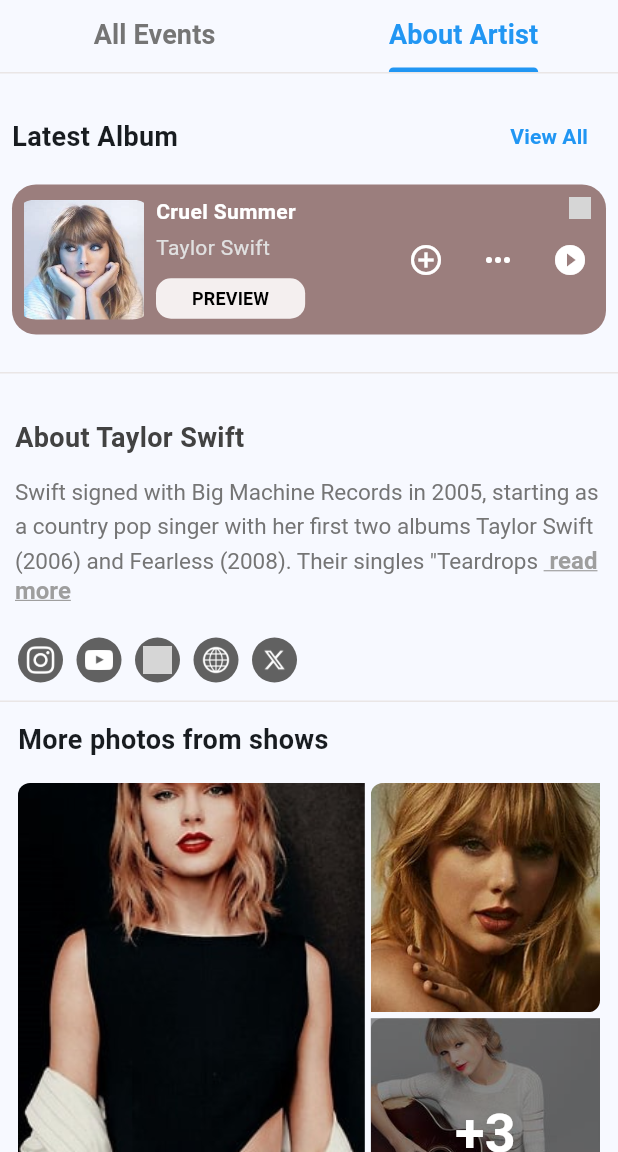
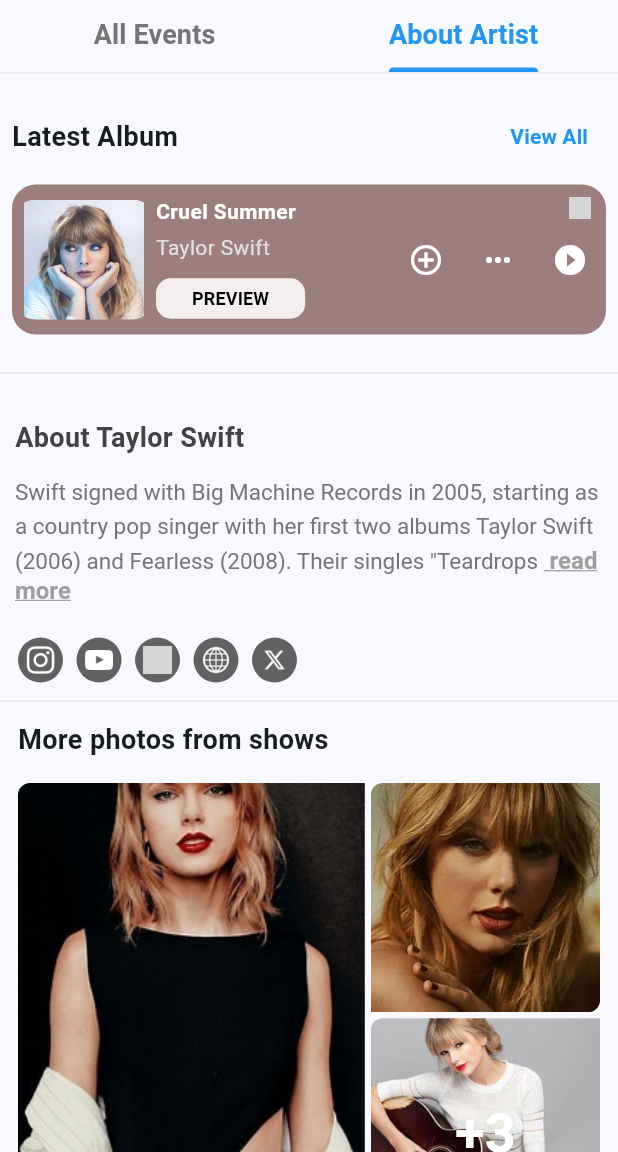
Before and after one commit to Shubham-2004/artist_page_allevents, a Flutter app: the screen it shows after launch, tab 2 chosen, on a phone screen of 412 x 824 dp, the part 84-1236 px from its top. Run offline on Flutter 3.47's test engine with Material 3 defaults, Android fonts, the phone set to English and light mode, and no system bars; grey boxes are pictures that could not be loaded.

Commit message:
photo zoom commit

```diff
--- a/lib/widget/Image_tile.dart
+++ b/lib/widget/Image_tile.dart
@@ -52,7 +52,6 @@
         ),
         if (showOverlay)
           Container(
-            color: Colors.black45,
             child: Center(
               child: Text(
                 overlayText,
```
